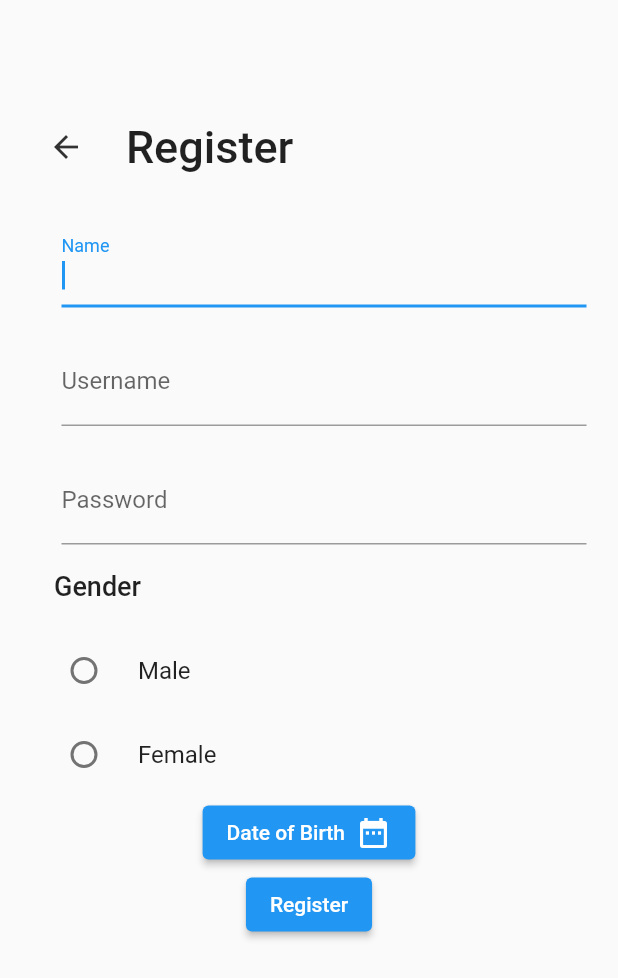
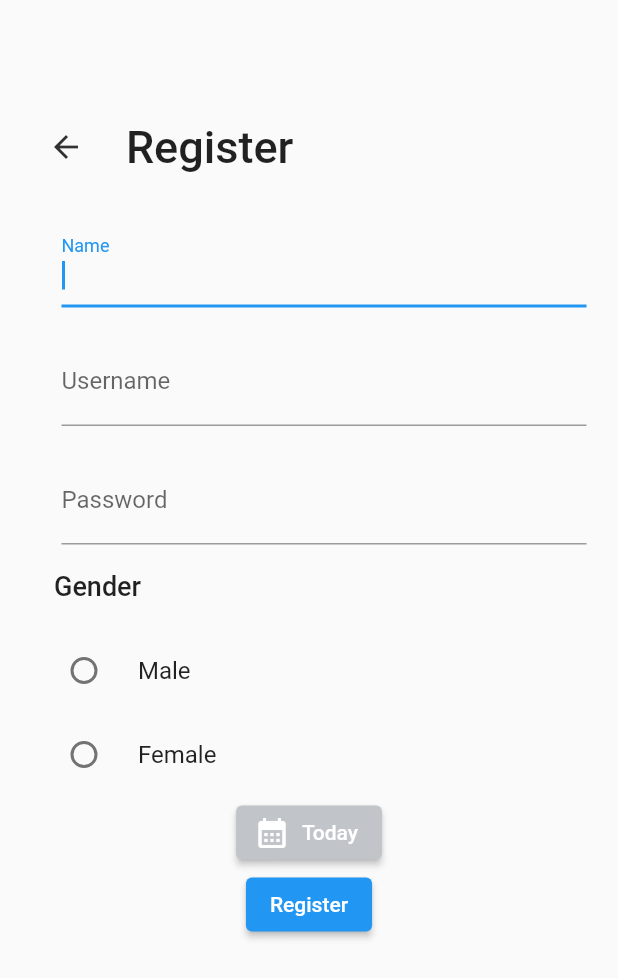
Before and after one commit to siwakasen/tubes_pbp, a Flutter app: the screen it shows after launch, on a phone screen of 412 x 824 dp. Shown: the top 978 px of the screen. Run offline on Flutter 3.47's test engine with Material 2 defaults, Android fonts, the phone set to English and light mode, and no system bars.

Commit message:
update 3

```diff
--- a/lib/register.dart
+++ b/lib/register.dart
@@ -1,4 +1,3 @@
-import 'package:flutter/cupertino.dart';
 import 'package:flutter/material.dart';
 import 'dart:ui';
 // import 'package:guidedlayout2_1396/View/login.dart';
@@ -108,14 +107,7 @@
                         ),
                       ],
                     ),
-                    ElevatedButton(
-                      child: Row(
-                        mainAxisSize: MainAxisSize.min,
-                        children: const [
-                          Text('Date of Birth  '),
-                          Icon(Icons.date_range)
-                        ],
-                      ),
+                    ElevatedButton.icon(
                         onPressed: () async {
                           DateTime? newDate = await showDatePicker(
                               context: context,
@@ -125,7 +117,10 @@
                           if (newDate == null) return;
                           setState(() => date = newDate);
                         },
-                    ),
+                        label: const Text('Today'),
+                        style: ElevatedButton.styleFrom(
+                            primary: Color.fromRGBO(193, 196, 201, 1)),
+                        icon: Icon(Icons.calendar_month)),
                     ElevatedButton(
                         onPressed: () {
                           if (_formKey.currentState!.validate()) {
```
Also changed, not shown: tesssss.txt (deleted). Lines whose indentation alone changed are shown as unchanged.
